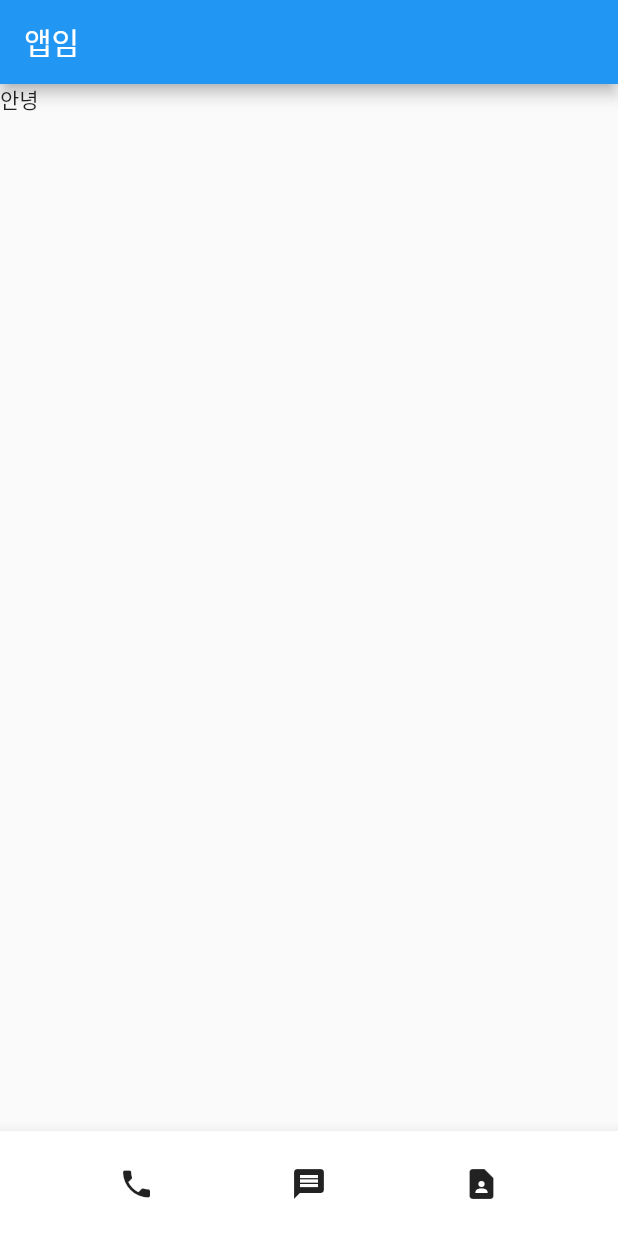
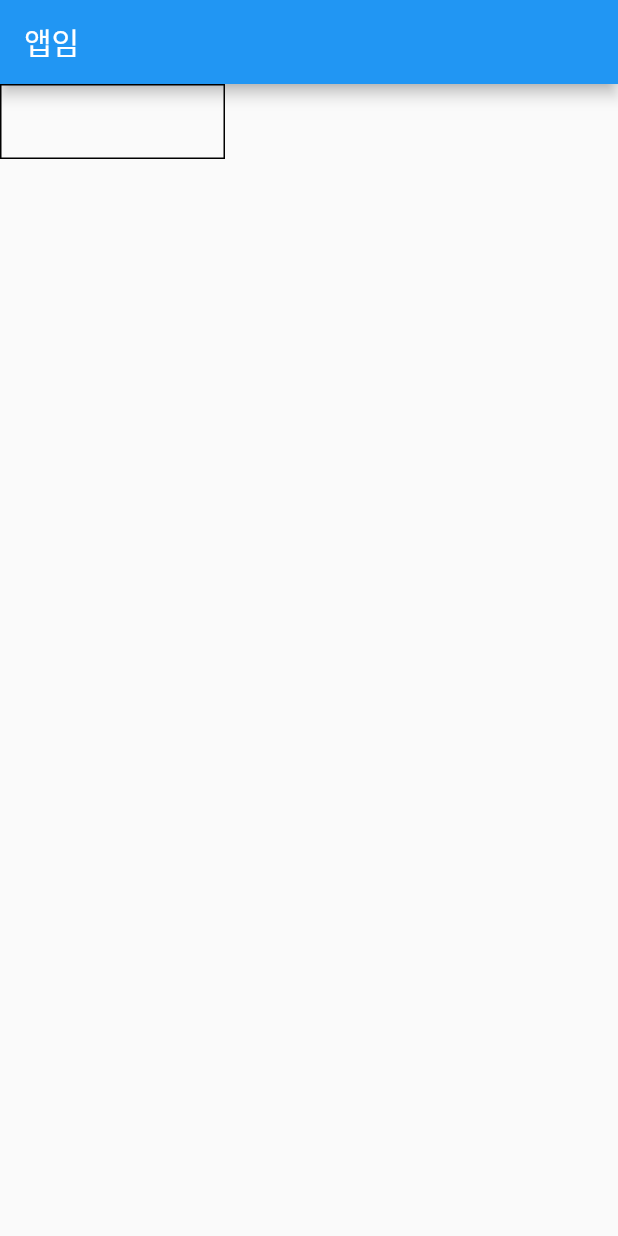
Before and after one commit to statios/flutter_study, a Flutter app: the screen it shows after launch, on a phone screen of 412 x 824 dp. Run offline on Flutter 3.47's test engine with Material 2 defaults, Android fonts, the light colour scheme and no system bars; our stand-ins replace audioplayers, flutter_spinkit, font_awesome_flutter, geolocator, rflutter_alert.

Commit message:
✨ Container.BoxDecoration

```diff
--- a/contact/lib/main.dart
+++ b/contact/lib/main.dart
@@ -14,29 +14,13 @@ class MyApp extends StatelessWidget {
           appBar: AppBar(
             title: Text('앱임')
           ),
-          body: Text('안녕'),
-          bottomNavigationBar: BottomAppBar(
-            child: SizedBox(
-              height: 70,
-              child: Row(
-                mainAxisAlignment: MainAxisAlignment.spaceEvenly,
-                children: [
-                  IconButton(
-                    icon: Icon(Icons.phone),
-                    onPressed: () {}
-                  ),
-                  IconButton(
-                      icon: Icon(Icons.message),
-                      onPressed: () {}
-                  ),
-                  IconButton(
-                      icon: Icon(Icons.contact_page),
-                      onPressed: () {}
-                  )
-                ],
-              ),
+          body: Container(
+            width: 150,
+            height: 50,
+            decoration: BoxDecoration(
+              border: Border.all(color: Colors.black)
             ),
-          )
+          ),
         )
     );
   }
```
